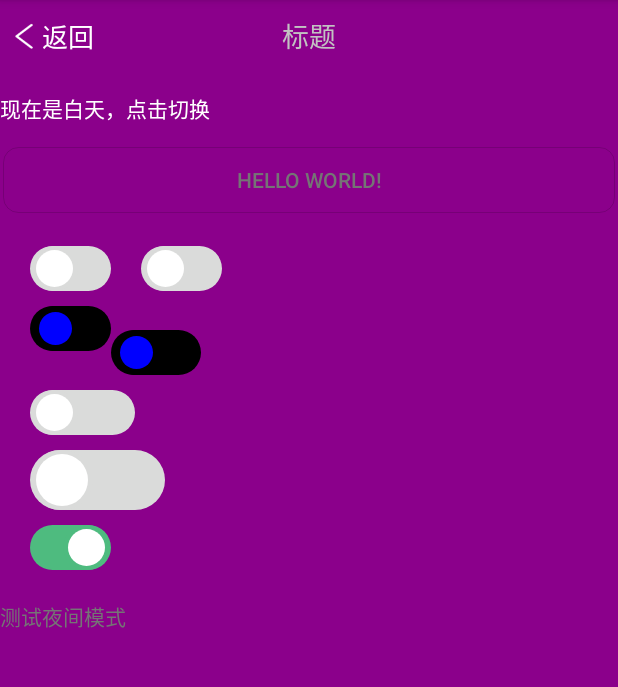
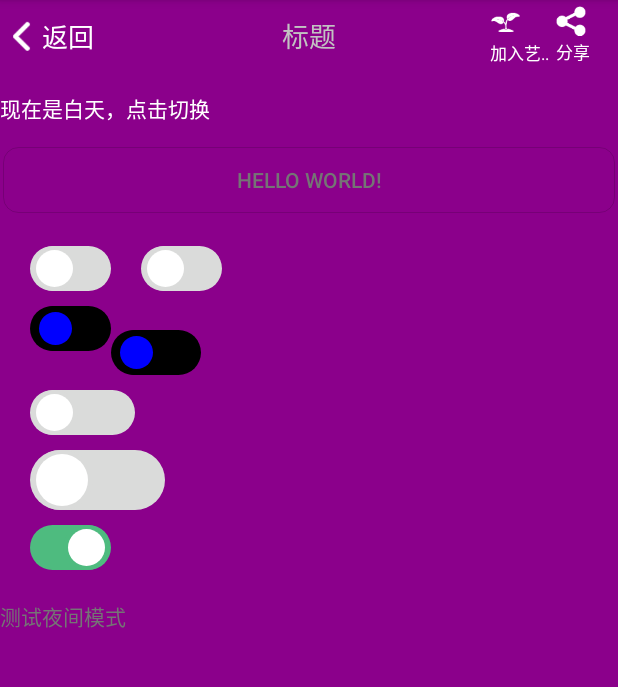
Before and after one commit to qydq/an-aw-base, an Android app: the screen it shows after launch (MainActivity), on a phone screen of 412 x 824 dp, the part 84-771 px from its top. Run offline under Robolectric (Android 15) with nearby library versions, the phone set to English and light mode, and no system bars; libraries missing offline, so code that uses them is left out: org.xutils, org.xutils.view, org.xutils.x; 2 statements that could not run were skipped.

Commit message:
添加了base_headview_standard_complex.xml， 完成了base_headview_standard_complex的列子参考， 加入了两个anTvContentStyle,anTvTitleStyle， README中做了说明，并修改

```diff
--- /dev/null
+++ b/an-base/src/main/res/drawable/yy_drawable_selector_rightart.xml
@@ -0,0 +1,7 @@
+<?xml version="1.0" encoding="utf-8"?>
+<selector xmlns:android="http://schemas.android.com/apk/res/android">
+
+    <item android:drawable="@drawable/base_drawable_art" android:state_pressed="false" />
+    <item android:drawable="@drawable/base_drawable_art_click" android:state_pressed="true" />
+
+</selector>
--- /dev/null
+++ b/an-base/src/main/res/drawable/yy_drawable_selector_rightshare.xml
@@ -0,0 +1,7 @@
+<?xml version="1.0" encoding="utf-8"?>
+<selector xmlns:android="http://schemas.android.com/apk/res/android">
+
+    <item android:drawable="@drawable/base_drawable_share" android:state_pressed="false" />
+    <item android:drawable="@drawable/base_drawable_share_click" android:state_pressed="true" />
+
+</selector>
--- a/an-base/src/main/res/layout/base_headview_standard.xml
+++ b/an-base/src/main/res/layout/base_headview_standard.xml
@@ -12,13 +12,14 @@
         android:layout_alignParentStart="true"
         android:layout_centerVertical="true"
         android:clickable="true"
-        android:duplicateParentState="true">
+        android:duplicateParentState="true"
+        android:gravity="center_vertical">
 
-        <View
+        <ImageView
             android:layout_width="@dimen/CommDimenBarIcon"
             android:layout_height="@dimen/CommDimenBarIcon"
             android:layout_gravity="center_vertical"
-            android:background="@drawable/yy_drawable_selector_leftback" />
+            android:src="@drawable/yy_drawable_selector_leftback" />
 
         <TextView
             android:id="@+id/anTvBack"
--- /dev/null
+++ b/an-base/src/main/res/layout/base_headview_standard_complex.xml
@@ -0,0 +1,113 @@
+<?xml version="1.0" encoding="utf-8"?>
+<RelativeLayout xmlns:android="http://schemas.android.com/apk/res/android"
+    android:id="@+id/anRlHeadView"
+    android:layout_width="match_parent"
+    android:layout_height="68dp"
+    android:background="@color/CommMainBg">
+
+    <LinearLayout
+        android:id="@+id/anLlBack"
+        android:layout_width="80dp"
+        android:layout_height="48dp"
+        android:layout_alignParentStart="true"
+        android:layout_centerVertical="true"
+        android:clickable="true"
+        android:duplicateParentState="true"
+        android:gravity="center_vertical">
+
+        <ImageView
+            android:layout_width="@dimen/CommDimenBarIcon"
+            android:layout_height="@dimen/CommDimenBarIcon"
+            android:layout_gravity="center_vertical"
+            android:src="@drawable/yy_drawable_selector_leftback" />
+
+        <TextView
+            android:id="@+id/anTxBack"
+            android:layout_width="wrap_content"
+            android:layout_height="48dp"
+            android:gravity="center_vertical"
+            android:text="@string/CommStringBack"
+            android:textColor="@drawable/yy_drawable_selector_txt"
+            android:textSize="@dimen/CommDimenBarTitleSmall" />
+    </LinearLayout>
+
+    <TextView
+        android:id="@+id/anTvTitle"
+        android:layout_width="wrap_content"
+        android:layout_height="48dp"
+        android:layout_centerHorizontal="true"
+        android:layout_centerVertical="true"
+        android:background="@color/CommColorTransparent"
+        android:gravity="center_vertical"
+        android:text="@string/CommStringTitle"
+        android:textColor="@color/CommTxtMainColor"
+        android:textSize="@dimen/CommDimenBarTitleMax" />
+
+    <LinearLayout
+        android:layout_width="80dp"
+        android:layout_height="48dp"
+        android:layout_alignParentEnd="true"
+        android:layout_centerVertical="true"
+        android:layout_marginEnd="5dp"
+        android:clickable="true"
+        android:gravity="center_vertical"
+        android:orientation="horizontal">
+
+        <LinearLayout
+            android:id="@+id/anLlRight"
+            android:layout_width="42dp"
+            android:layout_height="48dp"
+            android:layout_marginEnd="2dp"
+            android:clickable="true"
+            android:duplicateParentState="true"
+            android:gravity="center_vertical"
+            android:orientation="vertical">
+
+            <ImageView
+                android:layout_width="@dimen/CommDimenBarIconSmall"
+                android:layout_height="@dimen/CommDimenBarIconSmall"
+                android:layout_gravity="center_vertical"
+                android:src="@drawable/yy_drawable_selector_rightart" />
+
+            <TextView
+                android:id="@+id/anTvRight"
+                android:layout_width="match_parent"
+                android:layout_height="wrap_content"
+                android:layout_marginTop="2dp"
+                android:ellipsize="marquee"
+                android:marqueeRepeatLimit="marquee_forever"
+                android:maxLines="1"
+                android:text="@string/CommStringArt"
+                android:textColor="@drawable/yy_drawable_selector_txt"
+                android:textSize="@dimen/CommDimenTxtSSmall" />
+        </LinearLayout>
+
+        <LinearLayout
+            android:id="@+id/anLlRRight"
+            android:layout_width="42dp"
+            android:layout_height="48dp"
+            android:clickable="true"
+            android:duplicateParentState="true"
+            android:gravity="center_vertical"
+            android:orientation="vertical">
+
+            <ImageView
+                android:layout_width="@dimen/CommDimenBarIconSmall"
+                android:layout_height="@dimen/CommDimenBarIconSmall"
+                android:layout_gravity="center_vertical"
+                android:src="@drawable/yy_drawable_selector_rightshare" />
+
+            <TextView
+                android:id="@+id/anTvRRight"
+                android:layout_width="match_parent"
+                android:layout_height="wrap_content"
+                android:layout_marginTop="2dp"
+                android:ellipsize="marquee"
+                android:marqueeRepeatLimit="marquee_forever"
+                android:maxLines="1"
+                android:text="@string/CommStringShare"
+                android:textColor="@drawable/yy_drawable_selector_txt"
+                android:textSize="@dimen/CommDimenTxtSSmall" />
+        </LinearLayout>
+    </LinearLayout>
+</RelativeLayout>
--- a/an-base/src/main/res/values/dimens.xml
+++ b/an-base/src/main/res/values/dimens.xml
@@ -10,13 +10,14 @@
     <dimen name="DimenMarginTopSmall">120dp</dimen><!--为空，如null图片上面小间距，建议写死-->
 
     <dimen name="CommDimenMargin">16dp</dimen><!--通用的左右上下间距参考-->
-
+    <!--内容图标参考-->
     <dimen name="CommDimenIconSMax">24dp</dimen><!--超级大图标-->
     <dimen name="CommDimenIconMax">22dp</dimen><!--大图标-->
     <dimen name="CommDimenIconSmall">20dp</dimen><!--小图标-->
     <dimen name="CommDimenIconSSmall">16dp</dimen><!--超级小图标-->
 
     <dimen name="CommDimenBarIcon">28dp</dimen><!--（图标）参考大小-->
+    <dimen name="CommDimenBarIconSmall">20dp</dimen><!--（图标）参考大小-->
 
     <dimen name="CommDimenBarTitleMax">18sp</dimen><!--bar，文本字体大小参考-->
     <dimen name="CommDimenBarTitleSmall">17sp</dimen><!--bar，文本字体大小参考-->
@@ -25,6 +26,7 @@
     <dimen name="CommDimenTxtTitle">17sp</dimen><!--文本标题参考-->
     <dimen name="CommDimenTxtContext">15sp</dimen><!--文本内容字体大小参考-->
     <dimen name="CommDimenTxtSmall">13sp</dimen><!--文本小号字体-->
+    <dimen name="CommDimenTxtSSmall">11sp</dimen><!--文本小号字体-->
 
     <dimen name="CommDimenIconTipsW">120dp</dimen><!--log类图标参考宽度-->
     <dimen name="CommDimenIconTipsH">110dp</dimen><!--log类图标参考高度-->
--- a/an-base/src/main/res/values/strings.xml
+++ b/an-base/src/main/res/values/strings.xml
@@ -3,4 +3,6 @@
     <string name="CommStringBack">返回</string>
     <string name="CommStringTitle">标题</string>
     <string name="CommStringRight">账单</string>
+    <string name="CommStringArt">加入艺术圈</string>
+    <string name="CommStringShare">分享</string>
 </resources>
--- a/an-base/src/main/res/values/styles.xml
+++ b/an-base/src/main/res/values/styles.xml
@@ -42,4 +42,14 @@
         <item name="android:windowBackground">@android:color/transparent</item>
         <item name="colorAccent">#ffE91E63</item>
     </style>
+    <!-- 自定义 通用字体内容的颜色 -->
+    <style name="AnTvContentStyle">
+        <item name="android:textColor">@color/CommColorTxtContent</item>
+        <item name="android:textSize">@dimen/CommDimenTxtContext</item>
+    </style>
+    <!-- 自定义 通用字体主色的颜色 -->
+    <style name="AnTvTitleStyle">
+        <item name="android:textColor">@color/CommColorTxtTitle</item>
+        <item name="android:textSize">@dimen/CommDimenTxtTitle</item>
+    </style>
 </resources>
--- a/app/build.gradle
+++ b/app/build.gradle
@@ -26,5 +26,6 @@ dependencies {
     androidTestCompile('com.android.support.test.espresso:espresso-core:2.2.2', {
         exclude group: 'com.android.support', module: 'support-annotations'
     })
+    testCompile 'junit:junit:4.12'
     compile project(':an-base')
 }
--- a/app/src/main/java/com/qyddai/an_aw_base/MainActivity.java
+++ b/app/src/main/java/com/qyddai/an_aw_base/MainActivity.java
@@ -22,10 +22,8 @@ import android.widget.RelativeLayout;
 import android.widget.TextView;
 
 import com.an.base.contract.TaskDayNightContract;
-import com.an.base.model.entity.ResponseDayNightModel;
 import com.an.base.presenter.TaskDayNightPresenter;
 import com.an.base.utils.DUtilsDialog;
-import com.an.base.utils.DayNightHelper;
 import com.an.base.view.SuperActivity;
 import com.an.base.view.widget.WToggleButton;
 
@@ -60,6 +58,11 @@ public class MainActivity extends SuperActivity implements TaskDayNightContract.
 
     private TaskDayNightContract.Presenter presenter;
 
+    //base_headview_standard_complex的引用
+    private LinearLayout anLlRight;
+    private LinearLayout anLlRRight;
+    private TextView anTvRight;
+
     @Override
     public void initView() {
         editor = sp.edit();
@@ -72,9 +75,12 @@ public class MainActivity extends SuperActivity implements TaskDayNightContract.
         toggleButton = (WToggleButton) findViewById(R.id.toggleBtn);
         relativeLayout = (RelativeLayout) findViewById(R.id.activity_main);
         linearLayout = (LinearLayout) findViewById(R.id.anLlLayout);
+        anLlRRight = (LinearLayout) findViewById(R.id.anLlRRight);
+        anLlRight = (LinearLayout) findViewById(R.id.anLlRight);
         tvChangModel = (Button) findViewById(R.id.tvChangModel);
         btnDialog = (Button) findViewById(R.id.btnDialog);
         textView = (TextView) findViewById(R.id.textView);
+        anTvRight = (TextView) findViewById(R.id.anTvRight);
 
         mLayoutList = new ArrayList<>();
         mTextViewList = new ArrayList<>();
--- a/app/src/main/res/layout/activity_main.xml
+++ b/app/src/main/res/layout/activity_main.xml
@@ -11,7 +11,7 @@
 
     <include
         android:id="@+id/includeHead"
-        layout="@layout/base_headview_standard"
+        layout="@layout/base_headview_standard_complex"
         android:layout_width="match_parent"
         android:layout_height="wrap_content" />
 
```
Also changed, not shown: an-base/src/main/res/drawable/base_drawable_art.png (added), an-base/src/main/res/drawable/base_drawable_art_click.png (added), an-base/src/main/res/drawable/base_drawable_backarrow.png, an-base/src/main/res/drawable/base_drawable_backarrow_click.png, an-base/src/main/res/drawable/base_drawable_share.png (added), an-base/src/main/res/drawable/base_drawable_share_click.png (added), 1 other file.
